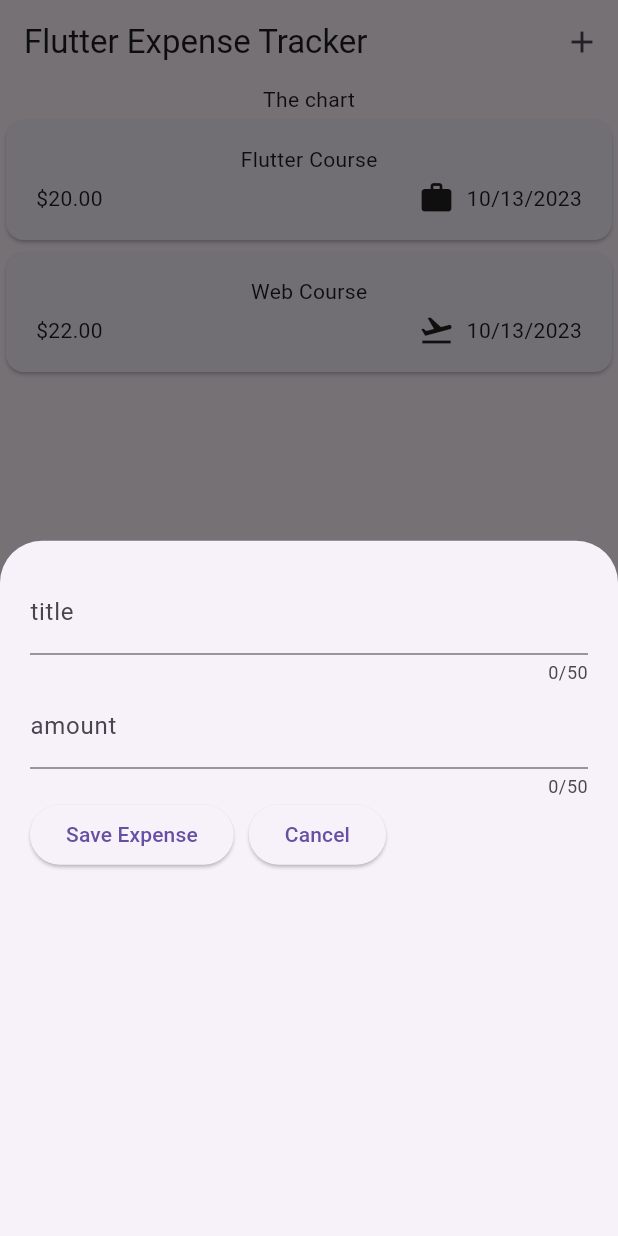
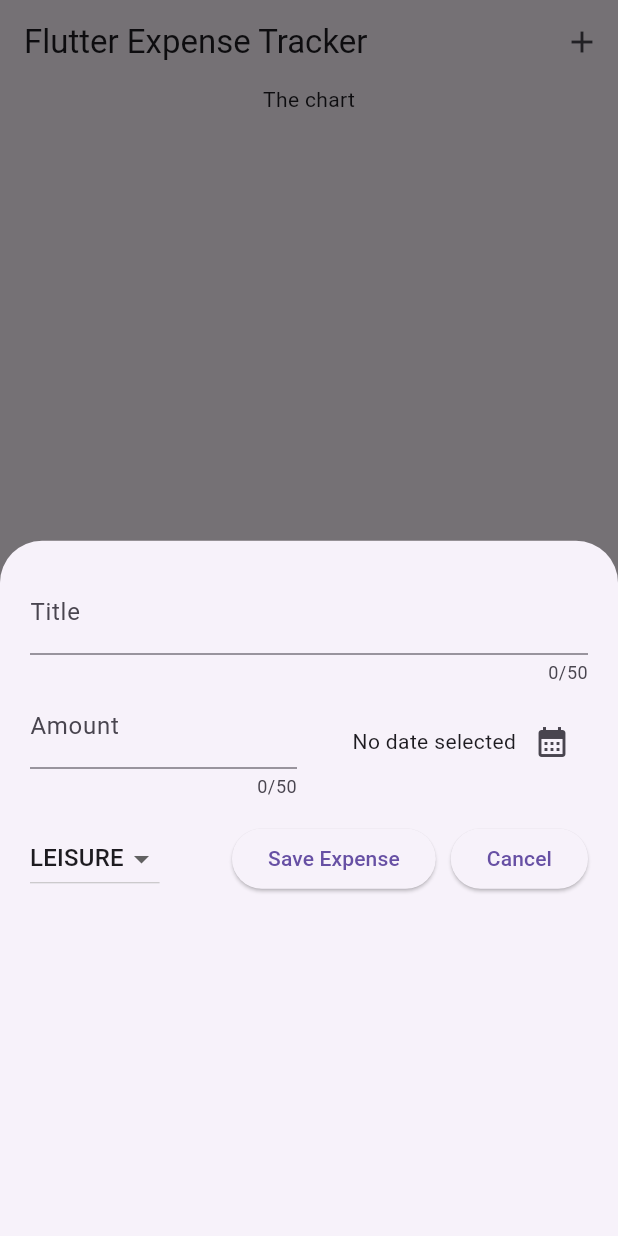
Before and after one commit to 98pritom/expense-tracker, a Flutter app: the screen it shows after launch, after a tap on the "add" icon, on a phone screen of 412 x 824 dp. Run offline on Flutter 3.47's test engine with Material 2 defaults, Android fonts, the phone set to English and light mode, and no system bars.

```diff
--- a/lib/widgets/expenses.dart
+++ b/lib/widgets/expenses.dart
@@ -11,26 +11,19 @@ class Expenses extends StatefulWidget {
 }
 
 class _ExpensesState extends State<Expenses> {
-  final List<Expense> _registeredExpenses = [
-    Expense(
-      title: 'Flutter Course',
-      amount: 20.00,
-      category: Category.work,
-      date: DateTime.now(),
-    ),
-    Expense(
-      title: 'Web Course',
-      amount: 22.00,
-      category: Category.travel,
-      date: DateTime.now(),
-    )
-  ];
+  final List<Expense> _registeredExpenses = [];
 
   void _openAddExpenseOverlay() {
     showModalBottomSheet(
       context: context,
-      builder: (ctx) => const NewExpense(),
+      builder: (ctx) => NewExpense(onAddExpense: _addExpense),
     );
+  }
+
+  void _addExpense(Expense expense) {
+    setState(() {
+      _registeredExpenses.add(expense);
+    });
   }
 
   @override
--- a/lib/widgets/new_expense.dart
+++ b/lib/widgets/new_expense.dart
@@ -1,7 +1,10 @@
 import 'package:flutter/material.dart';
+import 'package:expense_tracker/models/expense.dart';
 
 class NewExpense extends StatefulWidget {
-  const NewExpense({super.key});
+  const NewExpense({super.key, required this.onAddExpense});
+
+  final void Function(Expense expense) onAddExpense;
 
   @override
   State<NewExpense> createState() => _NewExpenseState();
@@ -10,6 +13,54 @@ class NewExpense extends StatefulWidget {
 class _NewExpenseState extends State<NewExpense> {
   final _titleController = TextEditingController();
   final _amountController = TextEditingController();
+  DateTime? _selectedDate;
+  Category _selectedCategory = Category.leisure;
+
+  void _presentDatePicker() async {
+    final now = DateTime.now();
+    final firstDate = DateTime(now.year - 1, now.month, now.day);
+    final pickedDate = await showDatePicker(
+      context: context,
+      initialDate: now,
+      firstDate: firstDate,
+      lastDate: now,
+    );
+    setState(() {
+      _selectedDate = pickedDate;
+    });
+  }
+
+  void _submitExpenseDate() {
+    final enteredAmount = double.tryParse(_amountController.text);
+    final amountIsInValid = enteredAmount == null || enteredAmount <= 0;
+    if (_titleController.text.trim().isEmpty || amountIsInValid || _selectedDate == null) {
+      showDialog(
+        context: context,
+        builder: (ctx) => AlertDialog(
+          title: const Text('Invalid Input'),
+          content: const Text(
+            'Please make sure a valid title, amount. date and category was entered.',
+          ),
+          actions: [
+            TextButton(
+              onPressed: () {
+                Navigator.pop(ctx);
+              },
+              child: const Text('Okay'),
+            ),
+          ],
+        ),
+      );
+      return;
+    }
+    widget.onAddExpense(
+      Expense(
+          title: _titleController.text,
+          amount: enteredAmount,
+          date: _selectedDate!,
+          category: _selectedCategory),
+    );
+  }
 
   @override
   void dispose() {
@@ -28,33 +79,82 @@ class _NewExpenseState extends State<NewExpense> {
             controller: _titleController,
             maxLength: 50,
             decoration: const InputDecoration(
-              label: Text('title'),
+              label: Text('Title'),
             ),
           ),
-          TextField(
+          Row(
+            children: [
+              Expanded(
+                child: TextField(
                   controller: _amountController,
                   maxLength: 50,
                   keyboardType: TextInputType.number,
                   decoration: const InputDecoration(
                     prefix: Text('\$ '),
-              label: Text('amount'),
+                    label: Text('Amount'),
                   ),
+                ),
+              ),
+              const SizedBox(
+                width: 16,
+              ),
+              Expanded(
+                child: Row(
+                  mainAxisAlignment: MainAxisAlignment.end,
+                  crossAxisAlignment: CrossAxisAlignment.center,
+                  children: [
+                    Text(
+                      _selectedDate == null
+                          ? 'No date selected'
+                          : formatter.format(_selectedDate!),
+                    ),
+                    IconButton(
+                      onPressed: _presentDatePicker,
+                      icon: const Icon(Icons.calendar_month),
+                    ),
+                  ],
+                ),
+              ),
+            ],
+          ),
+          const SizedBox(
+            height: 16,
           ),
           Row(
             mainAxisAlignment: MainAxisAlignment.start,
             children: [
+              DropdownButton(
+                  value: _selectedCategory,
+                  items: Category.values
+                      .map(
+                        (category) => DropdownMenuItem(
+                          value: category,
+                          child: Text(
+                            category.name.toString().toUpperCase(),
+                          ),
+                        ),
+                      )
+                      .toList(),
+                  onChanged: (value) {
+                    if (value == null) {
+                      return;
+                    }
+                    setState(() {
+                      _selectedCategory = value;
+                    });
+                  }),
+              const Spacer(),
               ElevatedButton(
-                onPressed: () {
-                  print(_titleController.text);
-                  print(_amountController.text);
-                },
+                onPressed: _submitExpenseDate,
                 child: const Text('Save Expense'),
               ),
               const SizedBox(
                 width: 10,
               ),
               ElevatedButton(
-                onPressed: () {},
+                onPressed: () {
+                  Navigator.pop(context);
+                },
                 child: const Text('Cancel'),
               ),
             ],
```
Lines whose indentation alone changed are shown as unchanged.
